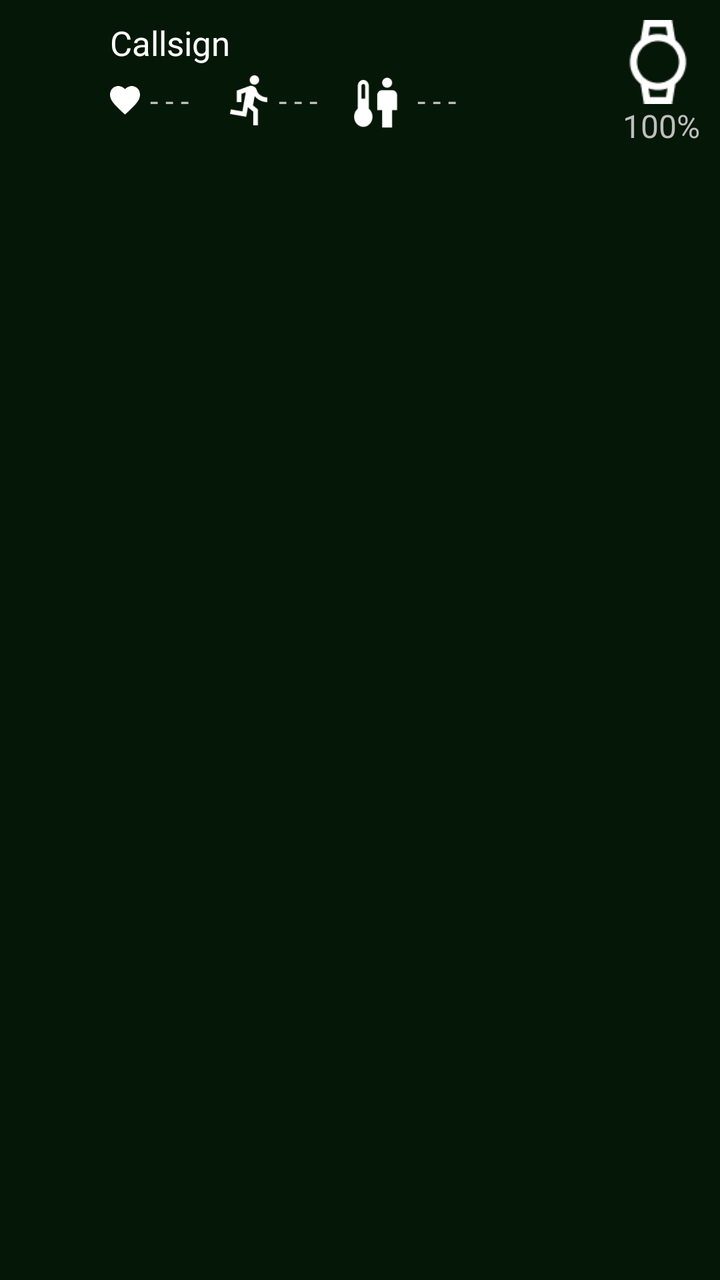
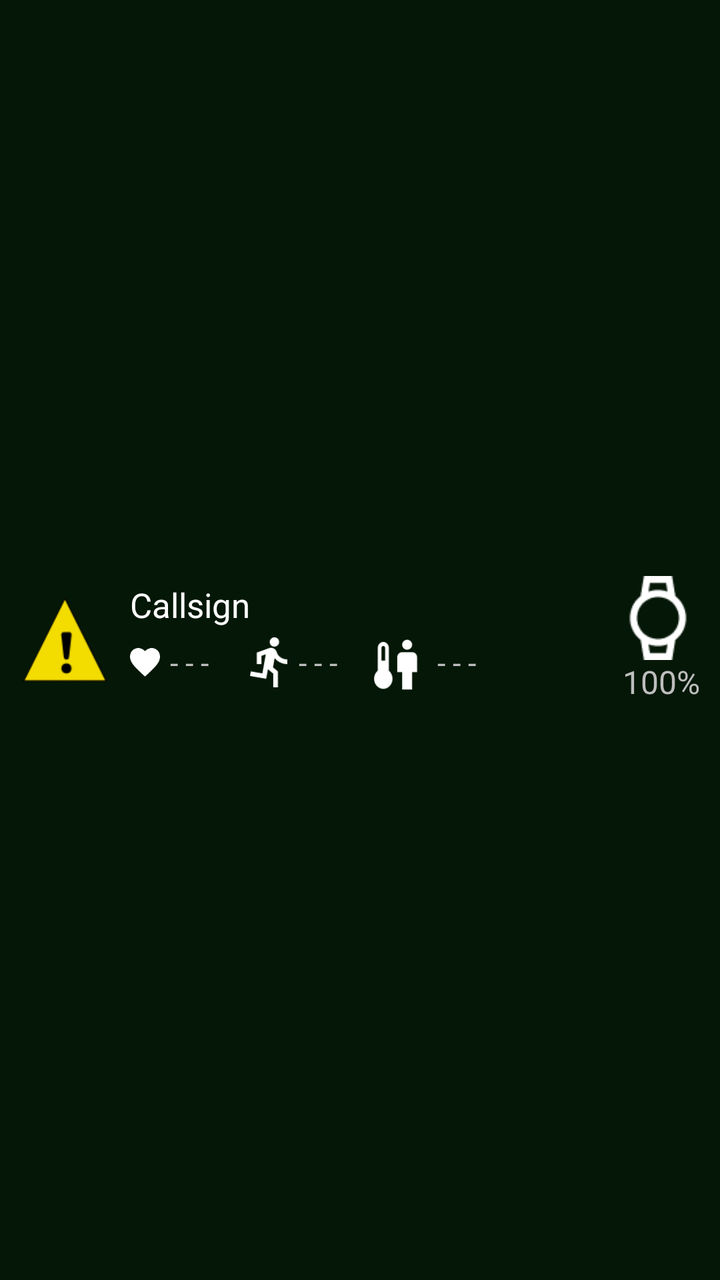

The first picture is an Android layout as it rendered before a commit; the second is the same layout after the commit. The layout source and the unified diff follow.
<!-- AndroidManifest.xml: application theme AppTheme -->
<!-- res/layout/custom_list_view.xml -->
<?xml version="1.0" encoding="utf-8"?>
<LinearLayout
    xmlns:android="http://schemas.android.com/apk/res/android"
    xmlns:tools="http://schemas.android.com/tools"
    android:layout_width="match_parent"
    android:layout_height="wrap_content"
    android:orientation="horizontal"
    android:paddingVertical="10dp"
    tools:ignore="UselessParent"
    android:background="@color/greenbg"
    style="@style/AppTheme">

    <ImageView
        android:id="@+id/alertIcon"
        android:layout_width="55dp"
        android:layout_height="55dp"
        android:padding="10dp"
        android:src="@drawable/danger"
        tools:ignore="ContentDescription"
        android:visibility="invisible"/>

    <RelativeLayout
        android:layout_width="wrap_content"
        android:layout_height="wrap_content"
        android:gravity="center_vertical"
        android:orientation="horizontal">

        <TextView
            android:id="@+id/textCallsign"
            android:layout_width="wrap_content"
            android:layout_height="wrap_content"
            android:textSize="17sp"
            android:text="Callsign"
            android:textColor="@color/white"
            tools:ignore="RtlHardcoded"/>

        <ImageView
            android:id="@+id/iconisFalsePositive"
            android:layout_width="20dp"
            android:layout_height="20dp"
            android:layout_below="@id/textCallsign"
            android:src="@drawable/isfalsepositive"
            android:layout_marginEnd="5dp"
            android:visibility="gone"/>

        <TextView
            android:id="@+id/textisFalsePositive"
            android:layout_width="wrap_content"
            android:layout_height="wrap_content"
            android:textSize="13sp"
            android:layout_below="@id/textCallsign"
            android:text="Band not worn properly, readings may be incorrect"
            android:textColor="@color/light_gray"
            android:layout_toEndOf="@id/iconisFalsePositive"
            tools:ignore="RtlHardcoded"
            android:paddingBottom="7dp"
            android:visibility="gone"/>

    <RelativeLayout
        android:layout_width="wrap_content"
        android:layout_height="wrap_content"
        android:layout_below="@id/textisFalsePositive"
        android:gravity="center_vertical">

        <ImageView
            android:id="@+id/iconHeartRate"
            android:layout_width="15dp"
            android:layout_height="15dp"
            android:src="@drawable/heartrate"
            android:layout_centerVertical="true"
            android:layout_marginEnd="5dp"/>

        <TextView
            android:id="@+id/textHeartRate"
            android:layout_width="wrap_content"
            android:layout_height="wrap_content"
            android:layout_toEndOf="@id/iconHeartRate"
            android:layout_centerVertical="true"
            android:textSize="15sp"
            tools:ignore="RtlHardcoded"
            android:text="- - -"
            android:layout_marginEnd="15dp" />

        <ImageView
            android:id="@+id/iconExertion"
            android:layout_width="30dp"
            android:layout_height="25dp"
            android:src="@drawable/exertion"
            android:layout_toEndOf="@id/textHeartRate"
            android:layout_centerVertical="true" />

        <TextView
            android:id="@+id/textExertion"
            android:layout_width="wrap_content"
            android:layout_height="wrap_content"
            android:layout_toEndOf="@id/iconExertion"
            android:layout_centerVertical="true"
            android:textSize="15sp"
            tools:ignore="RtlHardcoded"
            android:text="- - -"
            android:layout_marginEnd="15dp"/>

        <ImageView
            android:id="@+id/iconCoreBodyTemp"
            android:layout_width="35dp"
            android:layout_height="35dp"
            android:src="@drawable/corebodytemp"
            android:layout_toEndOf="@id/textExertion"
            android:layout_centerVertical="true" />

        <TextView
            android:id="@+id/textCoreBodyTemp"
            android:layout_width="wrap_content"
            android:layout_height="wrap_content"
            android:layout_toEndOf="@id/iconCoreBodyTemp"
            android:layout_centerVertical="true"
            android:textSize="15sp"
            tools:ignore="RtlHardcoded"
            android:text="- - -"/>
    </RelativeLayout>

    <RelativeLayout
        android:layout_width="wrap_content"
        android:layout_height="wrap_content"
        android:layout_centerVertical="true"
        android:layout_marginEnd="10dp">

        <ImageView
            android:id="@+id/iconSsband"
            android:layout_width="42dp"
            android:layout_height="42dp"
            android:src="@drawable/watch"
            android:layout_alignParentEnd="true"/>

        <TextView
            android:id="@+id/textBattery"
            android:layout_width="wrap_content"
            android:layout_height="wrap_content"
            android:textSize="16sp"
            android:text="100%"
            android:layout_alignParentEnd="true"
            android:layout_below="@id/iconSsband"
            tools:ignore="RtlHardcoded"/>
    </RelativeLayout>

    </RelativeLayout>







</LinearLayout>
<!-- resources referenced by this layout -->
<resources>
  <color name="greenbg">#202BB73B</color>
  <color name="light_gray">#A3A3A3</color>
  <color name="white">#ffffff</color>
  <!-- drawable corebodytemp: png bitmap (drawable, 1040 bytes) -->
  <!-- drawable danger: png bitmap (drawable, 1175 bytes) -->
  <!-- drawable exertion: png bitmap (drawable, 981 bytes) -->
  <!-- drawable heartrate: png bitmap (drawable, 771 bytes) -->
  <!-- drawable isfalsepositive: png bitmap (drawable, 2277 bytes) -->
  <!-- drawable watch: png bitmap (drawable, 995 bytes) -->
  <style name="AppTheme" parent="@android:style/Theme.Holo">
          <item name="android:buttonStyle">@android:style/Widget.Button</item>
          <item name="android:imageButtonStyle">@android:style/Widget.Button</item>
          <item name="android:buttonStyleToggle">@android:style/Widget.Button</item>
          <item name="android:spinnerStyle">@style/ATAKSpinner</item>
          <item name="android:spinnerItemStyle">@style/ATAKSpinnerItem</item>
          <item name="android:editTextStyle">@style/ATAKEditText</item>
      </style>
  <style name="ATAKSpinner" parent="@android:style/Widget.Spinner">
          <item name="android:spinnerMode">dialog</item>
      </style>
  <style name="ATAKSpinnerItem" parent="@style/AppTheme">
          <item name="android:textColor">@android:color/black</item>
      </style>
  <style name="ATAKEditText" parent="@android:style/Widget.EditText">
          
          
  
          
          <item name="android:imeOptions">flagNoFullscreen</item>
      </style>
</resources>

<!-- the commit's change to res/layout/custom_list_view.xml (unified diff, before → after) -->
@@ -12,18 +12,20 @@
 
     <ImageView
         android:id="@+id/alertIcon"
-        android:layout_width="55dp"
-        android:layout_height="55dp"
-        android:padding="10dp"
+        android:layout_width="45dp"
+        android:layout_height="45dp"
+        android:layout_margin="10dp"
         android:src="@drawable/danger"
         tools:ignore="ContentDescription"
-        android:visibility="invisible"/>
+        android:layout_gravity="center_vertical"
+        android:visibility="visible"/>
 
-    <RelativeLayout
+    <LinearLayout
+        android:id="@+id/nameAndAlerts"
         android:layout_width="wrap_content"
         android:layout_height="wrap_content"
-        android:gravity="center_vertical"
-        android:orientation="horizontal">
+        android:layout_gravity="center_vertical"
+        android:orientation="vertical">
 
         <TextView
             android:id="@+id/textCallsign"
@@ -34,96 +36,88 @@
             android:textColor="@color/white"
             tools:ignore="RtlHardcoded"/>
 
-        <ImageView
-            android:id="@+id/iconisFalsePositive"
-            android:layout_width="20dp"
-            android:layout_height="20dp"
-            android:layout_below="@id/textCallsign"
-            android:src="@drawable/isfalsepositive"
-            android:layout_marginEnd="5dp"
-            android:visibility="gone"/>
-
         <TextView
             android:id="@+id/textisFalsePositive"
             android:layout_width="wrap_content"
             android:layout_height="wrap_content"
             android:textSize="13sp"
-            android:layout_below="@id/textCallsign"
             android:text="Band not worn properly, readings may be incorrect"
             android:textColor="@color/light_gray"
-            android:layout_toEndOf="@id/iconisFalsePositive"
+            tools:ignore="RtlHardcoded"
+            android:paddingBottom="7dp"
+            android:drawableStart="@drawable/isfalsepositive"
+            android:visibility = "gone"/>
+
+        <TextView
+            android:id="@+id/textLastConnected"
+            android:layout_width="wrap_content"
+            android:layout_height="wrap_content"
+            android:textSize="13sp"
+            android:text="Last connected X minutes ago"
+            android:textColor="@color/light_gray"
             tools:ignore="RtlHardcoded"
             android:paddingBottom="7dp"
             android:visibility="gone"/>
 
-    <RelativeLayout
-        android:layout_width="wrap_content"
-        android:layout_height="wrap_content"
-        android:layout_below="@id/textisFalsePositive"
-        android:gravity="center_vertical">
-
-        <ImageView
-            android:id="@+id/iconHeartRate"
-            android:layout_width="15dp"
-            android:layout_height="15dp"
-            android:src="@drawable/heartrate"
-            android:layout_centerVertical="true"
-            android:layout_marginEnd="5dp"/>
-
-        <TextView
-            android:id="@+id/textHeartRate"
+        <LinearLayout
+            android:id="@+id/healthData"
             android:layout_width="wrap_content"
             android:layout_height="wrap_content"
-            android:layout_toEndOf="@id/iconHeartRate"
-            android:layout_centerVertical="true"
-            android:textSize="15sp"
-            tools:ignore="RtlHardcoded"
-            android:text="- - -"
-            android:layout_marginEnd="15dp" />
+            android:gravity="center_vertical">
 
-        <ImageView
-            android:id="@+id/iconExertion"
-            android:layout_width="30dp"
-            android:layout_height="25dp"
-            android:src="@drawable/exertion"
-            android:layout_toEndOf="@id/textHeartRate"
-            android:layout_centerVertical="true" />
+            <ImageView
+                android:id="@+id/iconHeartRate"
+                android:layout_width="15dp"
+                android:layout_height="15dp"
+                android:src="@drawable/heartrate"
+                android:layout_marginEnd="5dp"/>
 
-        <TextView
-            android:id="@+id/textExertion"
-            android:layout_width="wrap_content"
-            android:layout_height="wrap_content"
-            android:layout_toEndOf="@id/iconExertion"
-            android:layout_centerVertical="true"
-            android:textSize="15sp"
-            tools:ignore="RtlHardcoded"
-            android:text="- - -"
-            android:layout_marginEnd="15dp"/>
+            <TextView
+                android:id="@+id/textHeartRate"
+                android:layout_width="wrap_content"
+                android:layout_height="wrap_content"
+                android:textSize="15sp"
+                tools:ignore="RtlHardcoded"
+                android:text="- - -"
+                android:layout_marginEnd="15dp" />
 
-        <ImageView
-            android:id="@+id/iconCoreBodyTemp"
-            android:layout_width="35dp"
-            android:layout_height="35dp"
-            android:src="@drawable/corebodytemp"
-            android:layout_toEndOf="@id/textExertion"
-            android:layout_centerVertical="true" />
+            <ImageView
+                android:id="@+id/iconExertion"
+                android:layout_width="30dp"
+                android:layout_height="25dp"
+                android:src="@drawable/exertion" />
 
-        <TextView
-            android:id="@+id/textCoreBodyTemp"
-            android:layout_width="wrap_content"
-            android:layout_height="wrap_content"
-            android:layout_toEndOf="@id/iconCoreBodyTemp"
-            android:layout_centerVertical="true"
-            android:textSize="15sp"
-            tools:ignore="RtlHardcoded"
-            android:text="- - -"/>
-    </RelativeLayout>
+            <TextView
+                android:id="@+id/textExertion"
+                android:layout_width="wrap_content"
+                android:layout_height="wrap_content"
+                android:textSize="15sp"
+                tools:ignore="RtlHardcoded"
+                android:text="- - -"
+                android:layout_marginEnd="15dp"/>
+
+            <ImageView
+                android:id="@+id/iconCoreBodyTemp"
+                android:layout_width="35dp"
+                android:layout_height="35dp"
+                android:src="@drawable/corebodytemp" />
+
+            <TextView
+                android:id="@+id/textCoreBodyTemp"
+                android:layout_width="wrap_content"
+                android:layout_height="wrap_content"
+                android:textSize="15sp"
+                tools:ignore="RtlHardcoded"
+                android:text="- - -"/>
+        </LinearLayout>
+    </LinearLayout>
 
     <RelativeLayout
         android:layout_width="wrap_content"
         android:layout_height="wrap_content"
-        android:layout_centerVertical="true"
-        android:layout_marginEnd="10dp">
+        android:layout_gravity="center_vertical"
+        android:layout_marginEnd="10dp"
+        android:orientation="vertical">
 
         <ImageView
             android:id="@+id/iconSsband"
@@ -138,17 +132,13 @@
             android:layout_height="wrap_content"
             android:textSize="16sp"
             android:text="100%"
-            android:layout_alignParentEnd="true"
+            tools:ignore="RtlHardcoded"
             android:layout_below="@id/iconSsband"
-            tools:ignore="RtlHardcoded"/>
-    </RelativeLayout>
-
+            android:layout_alignParentEnd="true"/>
     </RelativeLayout>
 
 
 
 
 
-
-
 </LinearLayout>
<!-- resource entries referenced after the edit -->
@@ -7,7 +7,7 @@
   <!-- drawable danger: png bitmap (drawable, 1175 bytes) -->
   <!-- drawable exertion: png bitmap (drawable, 981 bytes) -->
   <!-- drawable heartrate: png bitmap (drawable, 771 bytes) -->
-  <!-- drawable isfalsepositive: png bitmap (drawable, 2277 bytes) -->
+  <!-- drawable isfalsepositive: png bitmap (drawable, 552 bytes) -->
   <!-- drawable watch: png bitmap (drawable, 995 bytes) -->
   <style name="AppTheme" parent="@android:style/Theme.Holo">
           <item name="android:buttonStyle">@android:style/Widget.Button</item>
